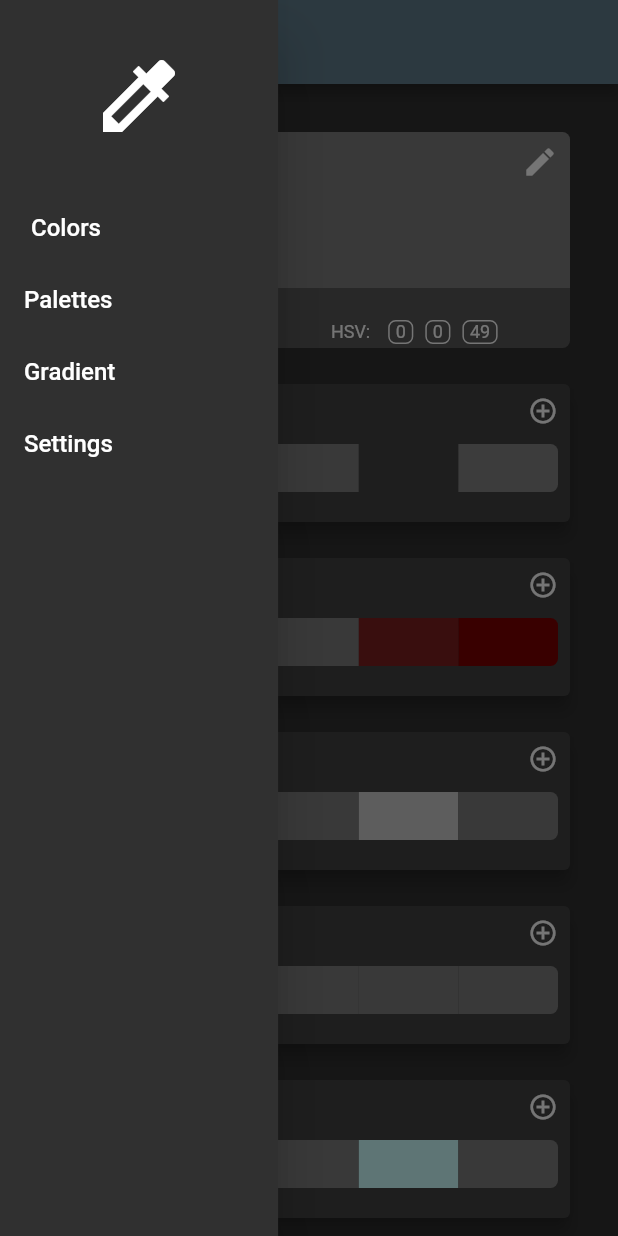
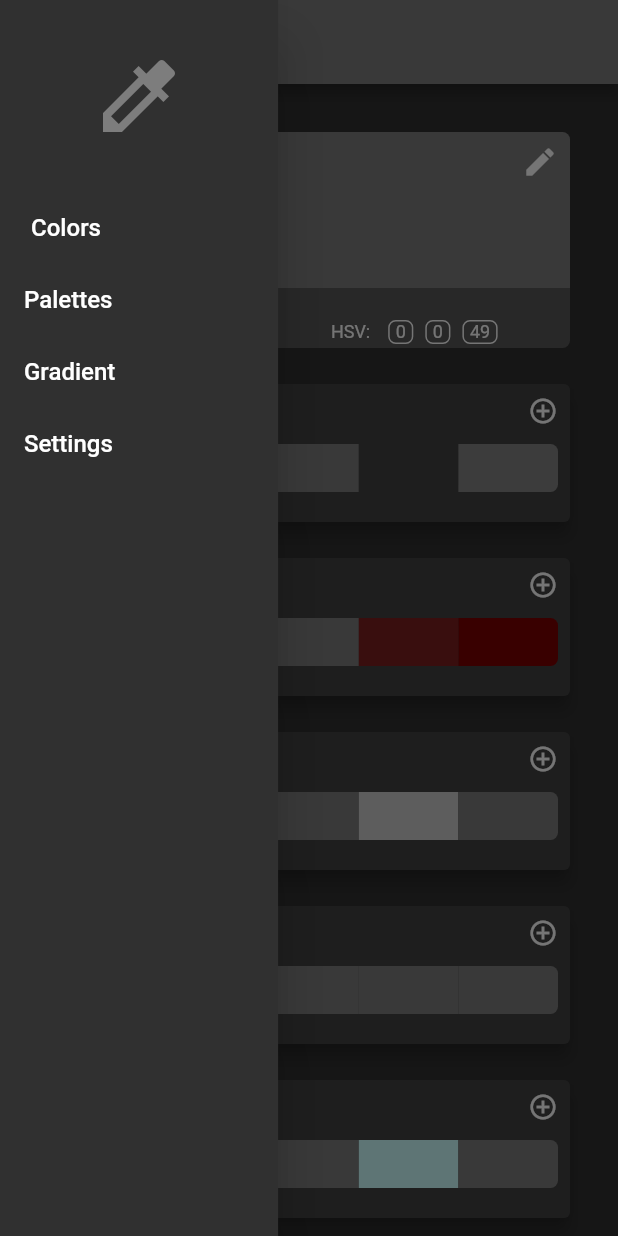
Before and after one commit to joesobo/Colorite, a Flutter app: the screen it shows after launch, with the side drawer open, on a phone screen of 412 x 824 dp. Run offline on Flutter 3.47's test engine with Material 2 defaults, Android fonts, the phone set to English and light mode, and no system bars.

```diff
--- a/lib/components/drawer.dart
+++ b/lib/components/drawer.dart
@@ -2,6 +2,11 @@ import 'package:colorite/utilities/constants.dart';
 import 'package:flutter/material.dart';
 
 class SideDrawer extends StatelessWidget {
+
+  final Color color;
+
+  SideDrawer({this.color});
+
   @override
   Widget build(BuildContext context) {
     return SizedBox(
@@ -15,6 +20,7 @@ class SideDrawer extends StatelessWidget {
               child: Icon(
                 Icons.colorize,
                 size: 64,
+                color: color,
               ),
             ),
             Column(
--- a/lib/screens/home_page.dart
+++ b/lib/screens/home_page.dart
@@ -28,10 +28,10 @@ class _HomePageState extends State<HomePage> {
     return Scaffold(
       appBar: AppBar(
         title: Text('Colorite'),
-        backgroundColor: Colors.blueGrey,
-        iconTheme: new IconThemeData(color: Colors.black),
+        backgroundColor: mainColor,
+        iconTheme: new IconThemeData(color: Colors.white),
       ),
-      drawer: SideDrawer(),
+      drawer: SideDrawer(color: mainColor),
       body: ListView(
         children: <Widget>[
           //color viewer
--- a/lib/utilities/constants.dart
+++ b/lib/utilities/constants.dart
@@ -9,3 +9,5 @@ const defaultText = TextStyle(
 const smallText = TextStyle(
   fontSize: 12,
 );
+
+//const accentColor = Color(0xff6599bc);
```
